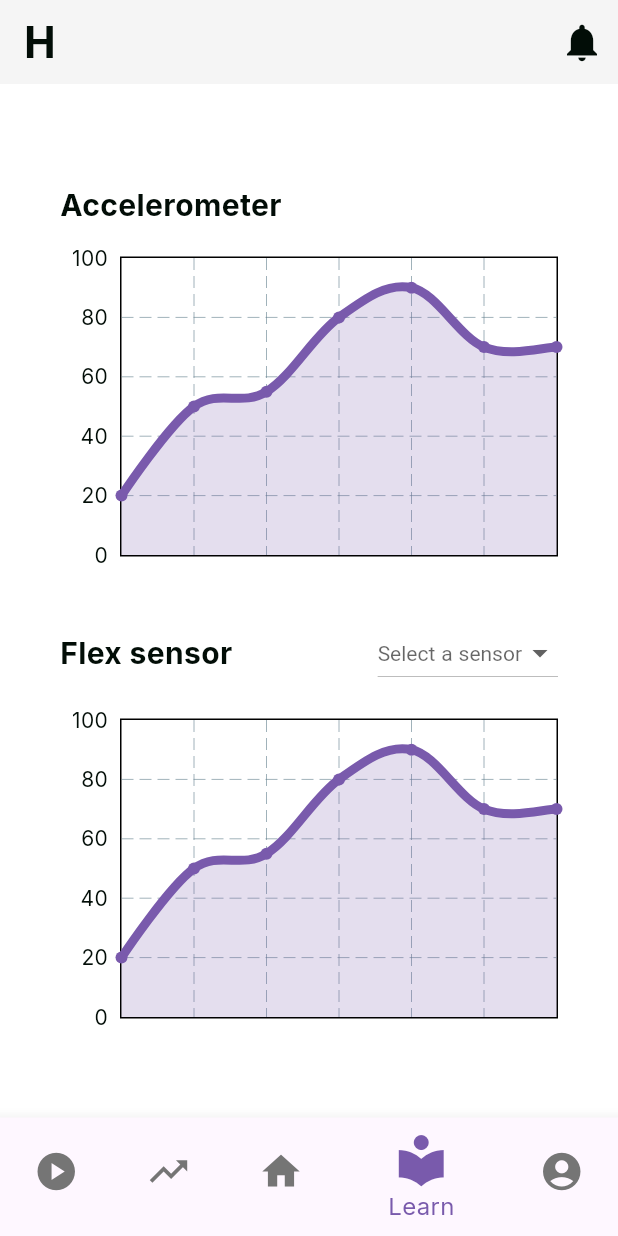
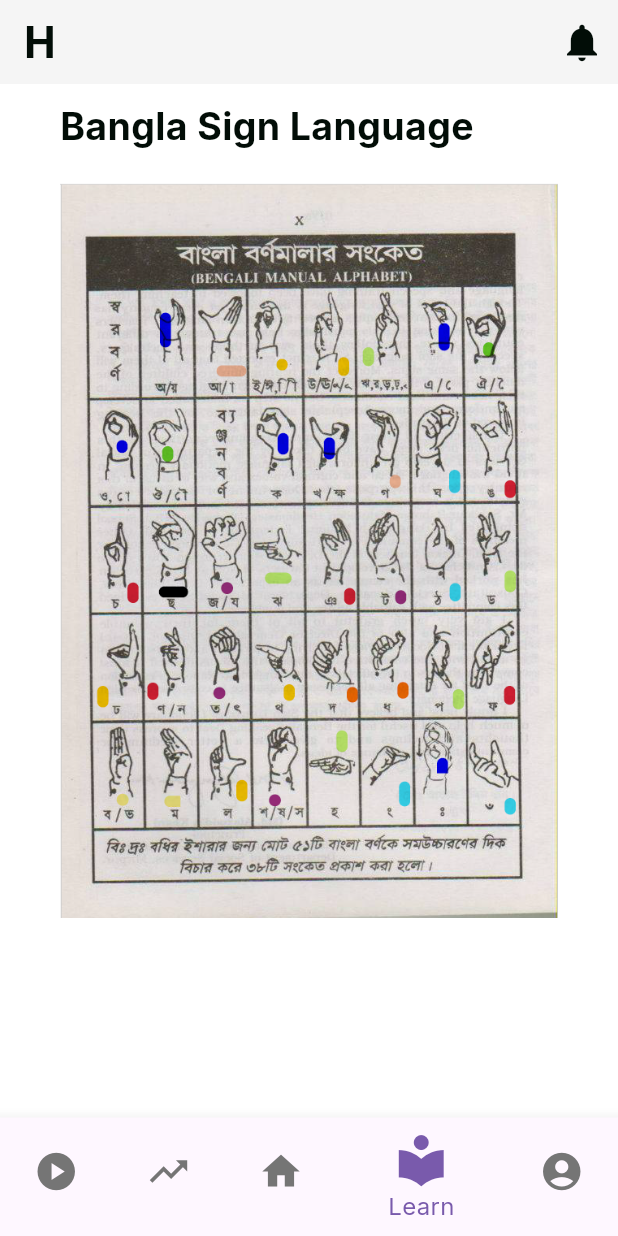
Before and after one commit to mayome0703/Hand-gesture-converter, a Flutter app: the screen it shows after launch, item 4 of the bottom bar chosen, on a phone screen of 412 x 824 dp. Run offline on Flutter 3.47's test engine with Material 3 defaults, Android fonts, the phone set to English and light mode, and no system bars; drawn by our look-alikes of fl_chart; our stand-ins replace google_fonts.

Commit message:
add learn page

```diff
--- a/hand_gesture/lib/screens/landing.dart
+++ b/hand_gesture/lib/screens/landing.dart
@@ -2,6 +2,7 @@ import 'package:flutter/material.dart';
 import 'package:hand_gesture/screens/graph.dart';
 import 'package:hand_gesture/screens/home.dart';
 import 'package:hand_gesture/screens/home_connected.dart';
+import 'package:hand_gesture/screens/learn.dart';
 import 'package:hand_gesture/utils/constants.dart';
 
 class Landing extends StatefulWidget {
@@ -22,6 +23,26 @@ class _LandingState extends State<Landing> {
 
   @override
   Widget build(BuildContext context) {
+    Widget bodyWidget;
+    switch (_selectedIndex) {
+      case 0:
+        bodyWidget = const HomeConnected();
+        break;
+      case 1:
+        bodyWidget = const Graph();
+        break;
+      case 2:
+        bodyWidget = const Home();
+        break;
+      case 3:
+        bodyWidget = const Learn();
+        break;
+      case 4:
+        bodyWidget = const Learn();
+        break;
+      default:
+        bodyWidget = const Home();
+    }
     return Scaffold(
       appBar: AppBar(
         title: const Text(
@@ -41,7 +62,7 @@ class _LandingState extends State<Landing> {
           ),
         ],
       ),
-      body: (_selectedIndex == 2) ? HomeConnected() : Graph(),
+      body: bodyWidget,
       bottomNavigationBar: BottomNavigationBar(
         backgroundColor: Colors.grey[100],
         currentIndex: _selectedIndex,
--- /dev/null
+++ b/hand_gesture/lib/screens/learn.dart
@@ -0,0 +1,34 @@
+import 'package:flutter/material.dart';
+
+class Learn extends StatelessWidget {
+  const Learn({super.key});
+
+  @override
+  Widget build(BuildContext context) {
+    return Padding(
+      padding: const EdgeInsets.symmetric(
+        horizontal: 40.0,
+        vertical: 10.0,
+      ),
+      child: Column(
+        crossAxisAlignment: CrossAxisAlignment.start,
+        children: [
+          const Text(
+            "Bangla Sign Language",
+            style: TextStyle(
+              fontSize: 25,
+              fontWeight: FontWeight.bold,
+            ),
+          ),
+          const SizedBox(
+            height: 20,
+          ),
+          Image.asset(
+            'assets/learn_sign.png',
+            width: double.infinity,
+          )
+        ],
+      ),
+    );
+  }
+}
```
Also changed, not shown: hand_gesture/assets/learn_sign.png (added).
